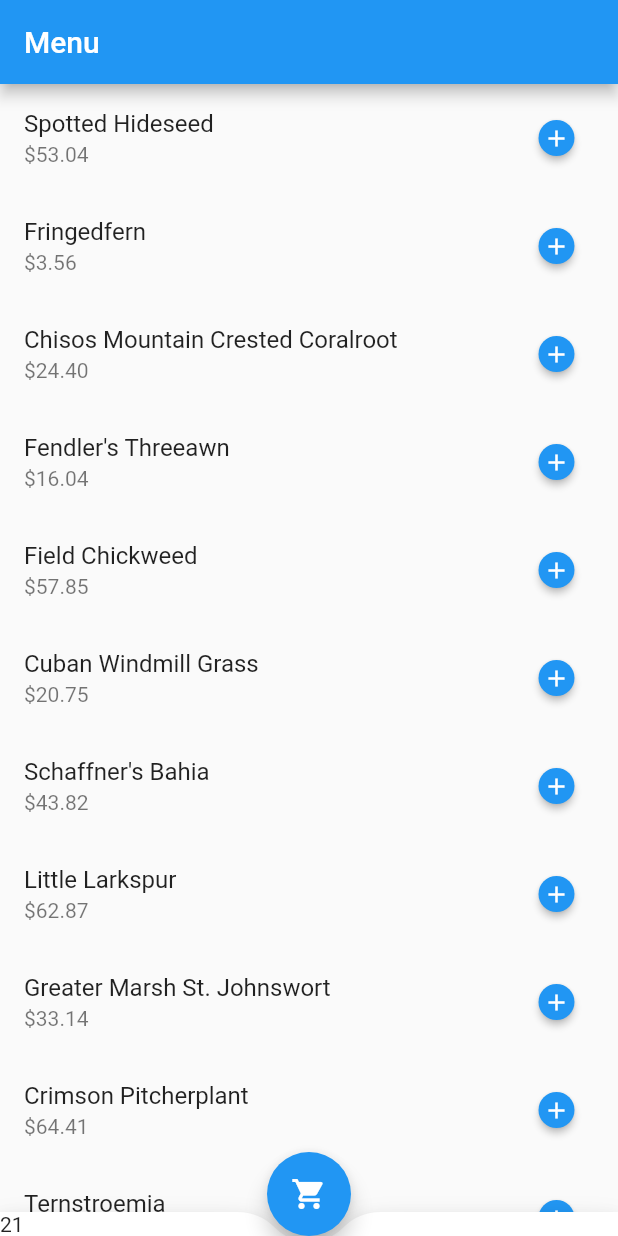
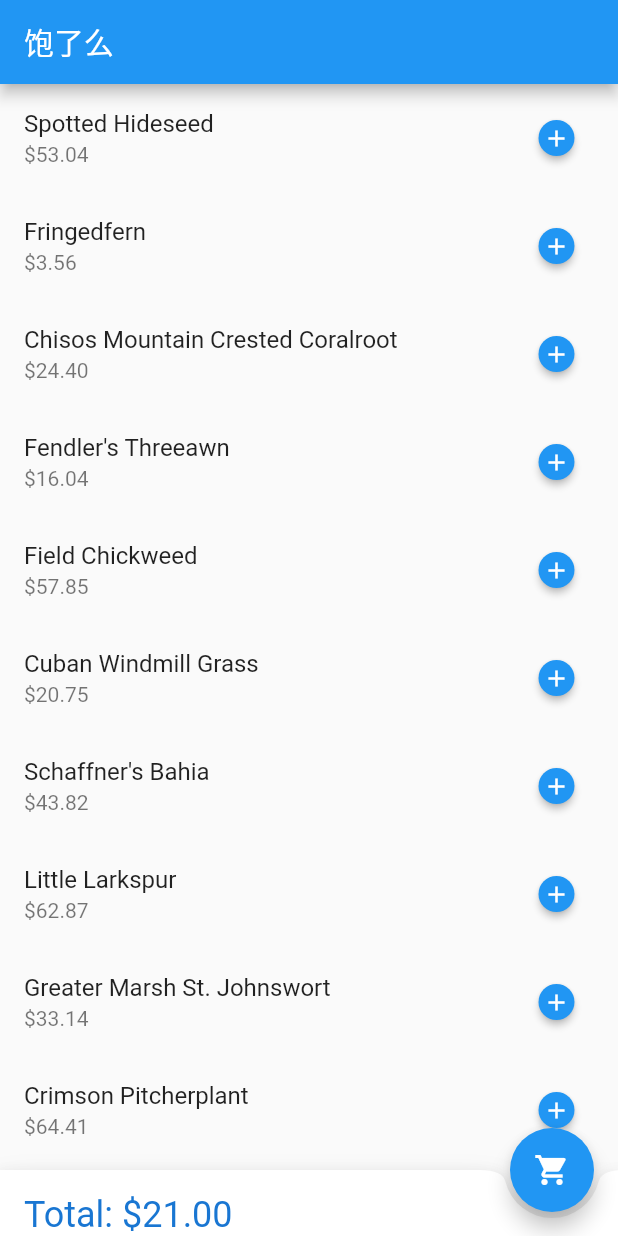
Before and after one commit to carlosxl/shopping_cart, a Flutter app: the screen it shows after launch, scrolled down 1728 dp, on a phone screen of 412 x 824 dp. Run offline on Flutter 3.47's test engine with Material 2 defaults, Android fonts, the phone set to English and light mode, and no system bars; our stand-ins replace built_collection, built_value, rxdart; generated files the repository leaves out were written again.

```diff
--- /dev/null
+++ b/lib/models/cart.dart
@@ -0,0 +1,7 @@
+import 'menu_items.dart';
+
+class Cart {
+  Map<MenuItem, int> _cartItems;
+
+  Map<MenuItem, int> get cartItems => _cartItems;
+}
--- a/lib/screens/menu.dart
+++ b/lib/screens/menu.dart
@@ -28,7 +28,7 @@ class _MenuScreenState extends State<MenuScreen> {
   Widget build(BuildContext context) {
     return Scaffold(
       appBar: AppBar(
-        title: Text('Menu'),
+        title: Text('饱了么'),
       ),
       body: StreamBuilder(
         stream: bloc.menuItems,
@@ -37,15 +37,19 @@ class _MenuScreenState extends State<MenuScreen> {
         },
       ),
       bottomNavigationBar: BottomAppBar(
-        child: Text('21'),
+        child: Padding(
+          padding: const EdgeInsets.fromLTRB(16.0, 16.0, 0, 0),
+          child: Text('Total: \$21.00', style: TextStyle(fontSize: 24.0, color: Theme.of(context).primaryColorDark),),
+        ),
         shape: CircularNotchedRectangle(),
         notchMargin: 4.0,
+        color: Theme.of(context).dialogBackgroundColor,
       ),
       floatingActionButton: FloatingActionButton(
         child: Icon(Icons.shopping_cart),
         onPressed: () => true,
       ),
-      floatingActionButtonLocation: FloatingActionButtonLocation.centerDocked,
+      floatingActionButtonLocation: FloatingActionButtonLocation.endDocked,
     );
   }
 
```
Also changed, not shown: lib/blocs/cart_bloc.dart (added, +21 -0 lines), 1 other file.
